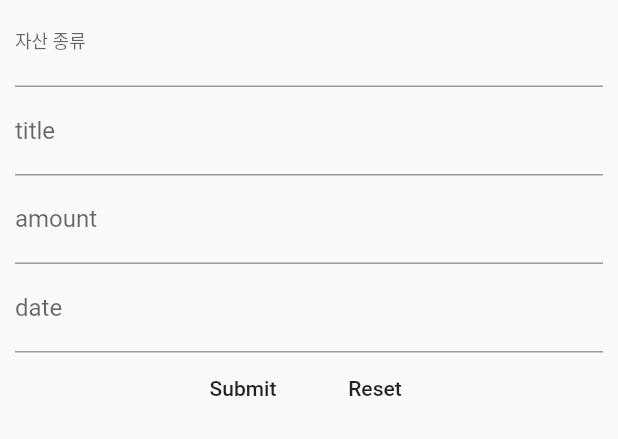
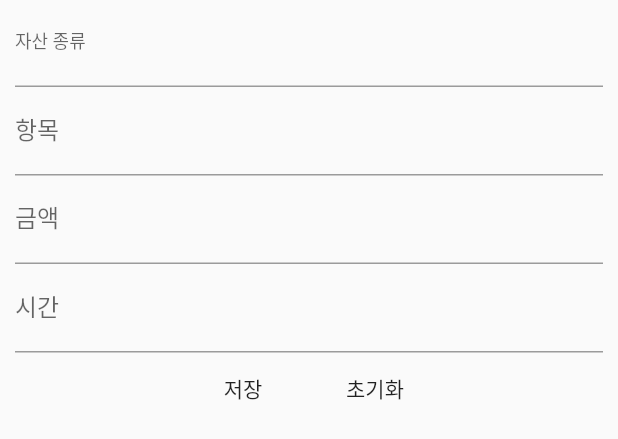
Before and after one commit to gajagajago/abyo, a Flutter app: the ModalAddTransaction widget shown alone on an empty page, opened directly with empty values, on a phone screen of 412 x 824 dp. Shown: the top 439 px of the screen. Run offline on Flutter 3.47's test engine with Material 2 defaults, Android fonts, the phone set to English and light mode, and no system bars; drawn by our look-alikes of flutter_form_builder; our stand-ins replace conditional_builder, flutter_money_formatter, modal_bottom_sheet; missing offline and left inert: flutter_session.

```diff
--- a/lib/modals/modal_add_transaction.dart
+++ b/lib/modals/modal_add_transaction.dart
@@ -1,9 +1,9 @@
 import 'dart:convert';
-
 import 'package:flutter/material.dart';
 import 'dart:io' show Platform;
 import 'package:http/http.dart' as http;
 import 'package:flutter_form_builder/flutter_form_builder.dart';
+import '../helpers/helper_function.dart';
 
 class ModalAddTransaction extends StatelessWidget {
   final _formKey = GlobalKey<FormBuilderState>();
@@ -35,13 +35,16 @@ class ModalAddTransaction extends StatelessWidget {
                             options: [
                               ...(snapshot.data as List).map((a) =>
                                   FormBuilderFieldOption(
-                                      value: a['id'], child: Text(a['category'])))
+                                      value: a['id'],
+                                      child: Text(HelperFunction().assetCategory(a['category']))
+                                  )
+                              )
                             ],
                           ),
                           FormBuilderTextField(
                             name: 'title',
                             decoration: InputDecoration(
-                              labelText: 'title',
+                              labelText: '항목',
                             ),
                             valueTransformer: (text) => text.trim(),
                             validator: FormBuilderValidators.compose([
@@ -53,7 +56,7 @@ class ModalAddTransaction extends StatelessWidget {
                           FormBuilderTextField(
                             name: 'amount',
                             decoration: InputDecoration(
-                              labelText: 'amount',
+                              labelText: '금액',
                             ),
                             validator: FormBuilderValidators.compose([
                               FormBuilderValidators.required(context),
@@ -64,7 +67,7 @@ class ModalAddTransaction extends StatelessWidget {
                           FormBuilderTextField(
                             name: 'date',
                             decoration: InputDecoration(
-                              labelText: 'date',
+                              labelText: '시간',
                             ),
                             // onChanged: _onChanged,
                             // valueTransformer: (text) => num.tryParse(text),
@@ -78,7 +81,7 @@ class ModalAddTransaction extends StatelessWidget {
                             mainAxisAlignment: MainAxisAlignment.center,
                             children: <Widget>[
                               MaterialButton(
-                                child: Text("Submit"),
+                                child: Text("저장"),
                                 onPressed: () {
                                   if (_formKey.currentState.saveAndValidate()) {
                                     createTransaction(_formKey.currentState.value).then((value) => {
@@ -88,7 +91,7 @@ class ModalAddTransaction extends StatelessWidget {
                                 },
                               ),
                               MaterialButton(
-                                child: Text("Reset"),
+                                child: Text("초기화"),
                                 onPressed: () {
                                   _formKey.currentState.reset();
                                 },
```
Also changed, not shown: lib/helpers/helper_function.dart (+19 -0 lines), lib/screens/asset_app/asset_app.dart (+39 -25 lines), lib/screens/asset_app/transaction.dart (added, +67 -0 lines), 1 other file.
